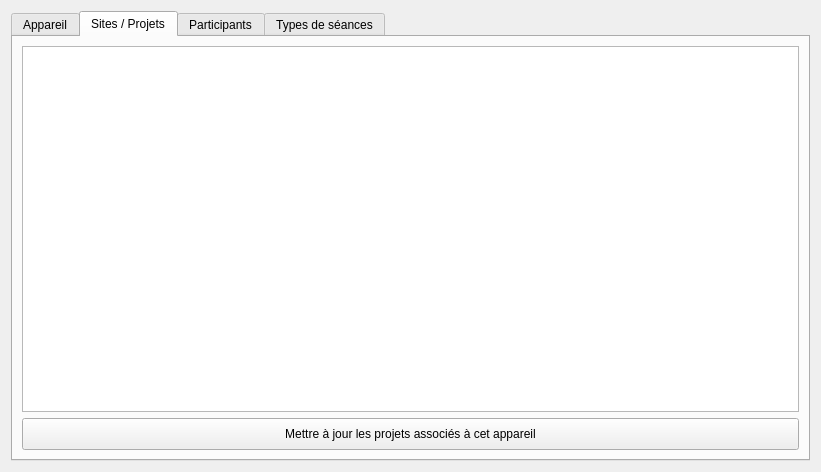
First picture: the form in client/src/editors/DeviceWidget.ui, repository introlab/openteraplus, before the edit.
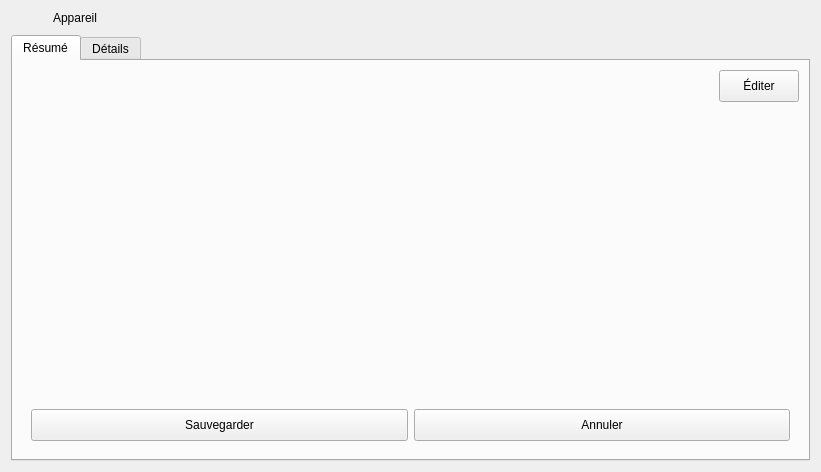
Second picture: the form after the edit. The open tabs and pages were chosen to show the change. Icons and pictures are not drawn. Custom widgets are drawn as their Qt base class.

Commit message: Refs #1. Updated UI for DeviceWidget

Diff of the .ui file:
```diff
--- a/client/src/editors/DeviceWidget.ui
+++ b/client/src/editors/DeviceWidget.ui
@@ -110,32 +110,108 @@
 </string>
   </property>
   <layout class="QVBoxLayout" name="verticalLayout">
+   <property name="spacing">
+    <number>10</number>
+   </property>
    <item>
-    <widget class="QTabWidget" name="tabDeviceInfos">
+    <layout class="QHBoxLayout" name="horizontalLayout_3">
+     <item>
+      <widget class="QLabel" name="icoTitle">
      <property name="sizePolicy">
-      <sizepolicy hsizetype="Expanding" vsizetype="MinimumExpanding">
+        <sizepolicy hsizetype="Fixed" vsizetype="Fixed">
        <horstretch>0</horstretch>
        <verstretch>0</verstretch>
       </sizepolicy>
      </property>
-     <property name="currentIndex">
-      <number>0</number>
-     </property>
-     <property name="iconSize">
+       <property name="maximumSize">
       <size>
-       <width>20</width>
-       <height>20</height>
-      </size>
-     </property>
-     <widget class="QWidget" name="tabDeviceInfo">
-      <attribute name="icon">
-       <iconset resource="../../resources/TeraClient.qrc">
-        <normaloff>:/icons/device.png</normaloff>:/icons/device.png</iconset>
-      </attribute>
-      <attribute name="title">
+         <width>32</width>
+         <height>32</height>
+        </size>
+       </property>
+       <property name="text">
+        <string/>
+       </property>
+       <property name="pixmap">
+        <pixmap resource="../../resources/TeraClient.qrc">:/icons/device.png</pixmap>
+       </property>
+       <property name="scaledContents">
+        <bool>true</bool>
+       </property>
+      </widget>
+     </item>
+     <item>
+      <widget class="QLabel" name="lblTitle">
+       <property name="font">
+        <font>
+         <weight>50</weight>
+         <bold>false</bold>
+        </font>
+       </property>
+       <property name="text">
        <string>Appareil</string>
+       </property>
+      </widget>
+     </item>
+    </layout>
+   </item>
+   <item>
+    <widget class="QTabWidget" name="tabNav">
+     <property name="currentIndex">
+      <number>0</number>
+     </property>
+     <widget class="QWidget" name="tabDashboard">
+      <attribute name="icon">
+       <iconset resource="../../resources/TeraClient.qrc">
+        <normaloff>:/icons/dashboard.png</normaloff>:/icons/dashboard.png</iconset>
+      </attribute>
+      <attribute name="title">
+       <string>Résumé</string>
       </attribute>
       <layout class="QVBoxLayout" name="verticalLayout_5">
+       <item>
+        <layout class="QHBoxLayout" name="horizontalLayout_2">
+         <item>
+          <spacer name="horizontalSpacer">
+           <property name="orientation">
+            <enum>Qt::Horizontal</enum>
+           </property>
+           <property name="sizeHint" stdset="0">
+            <size>
+             <width>40</width>
+             <height>1</height>
+            </size>
+           </property>
+          </spacer>
+         </item>
+         <item>
+          <widget class="QPushButton" name="btnEdit">
+           <property name="minimumSize">
+            <size>
+             <width>0</width>
+             <height>32</height>
+            </size>
+           </property>
+           <property name="cursor">
+            <cursorShape>PointingHandCursor</cursorShape>
+           </property>
+           <property name="text">
+            <string>Éditer</string>
+           </property>
+           <property name="icon">
+            <iconset resource="../../resources/TeraClient.qrc">
+             <normaloff>:/icons/edit.png</normaloff>:/icons/edit.png</iconset>
+           </property>
+           <property name="iconSize">
+            <size>
+             <width>20</width>
+             <height>20</height>
+            </size>
+           </property>
+          </widget>
+         </item>
+        </layout>
+       </item>
        <item>
         <widget class="TeraForm" name="wdgDevice" native="true">
          <property name="enabled">
@@ -150,6 +226,7 @@
         </widget>
        </item>
        <item>
+        <widget class="QFrame" name="frameButtons">
         <layout class="QHBoxLayout" name="horizontalLayout">
          <item>
           <widget class="QPushButton" name="btnSave">
@@ -204,9 +281,51 @@
           </widget>
          </item>
         </layout>
+        </widget>
        </item>
       </layout>
      </widget>
+     <widget class="QWidget" name="tabDetails">
+      <attribute name="icon">
+       <iconset resource="../../resources/TeraClient.qrc">
+        <normaloff>:/icons/details.png</normaloff>:/icons/details.png</iconset>
+      </attribute>
+      <attribute name="title">
+       <string>Détails</string>
+      </attribute>
+      <layout class="QVBoxLayout" name="verticalLayout_6">
+       <property name="leftMargin">
+        <number>0</number>
+       </property>
+       <property name="topMargin">
+        <number>0</number>
+       </property>
+       <property name="rightMargin">
+        <number>0</number>
+       </property>
+       <property name="bottomMargin">
+        <number>0</number>
+       </property>
+       <item>
+        <widget class="QTabWidget" name="tabDeviceInfos">
+         <property name="sizePolicy">
+          <sizepolicy hsizetype="Expanding" vsizetype="MinimumExpanding">
+           <horstretch>0</horstretch>
+           <verstretch>0</verstretch>
+          </sizepolicy>
+         </property>
+         <property name="tabPosition">
+          <enum>QTabWidget::West</enum>
+         </property>
+         <property name="currentIndex">
+          <number>0</number>
+         </property>
+         <property name="iconSize">
+          <size>
+           <width>20</width>
+           <height>20</height>
+          </size>
+         </property>
      <widget class="QWidget" name="tabSites">
       <attribute name="icon">
        <iconset resource="../../resources/TeraClient.qrc">
@@ -294,6 +413,10 @@
          <property name="enabled">
           <bool>true</bool>
          </property>
+            </widget>
+           </item>
+          </layout>
+         </widget>
         </widget>
        </item>
       </layout>
```
Lines whose indentation alone changed are shown as unchanged. The commit also changes 5 other files.
